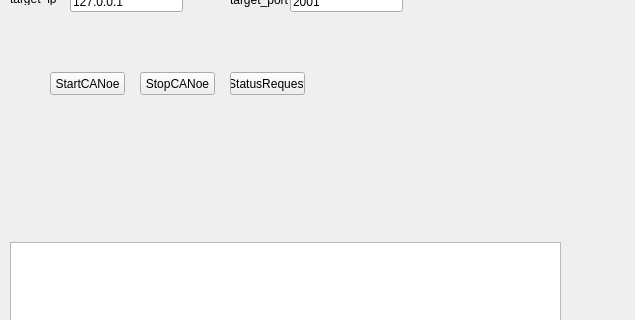
First picture: the form in VectoeFDX_UI.ui, repository YEZZESDXHN/VectorFDX, before the edit; both pictures show x 0 to 635 and y 98 to 418 of the 800 by 600 pixel window.
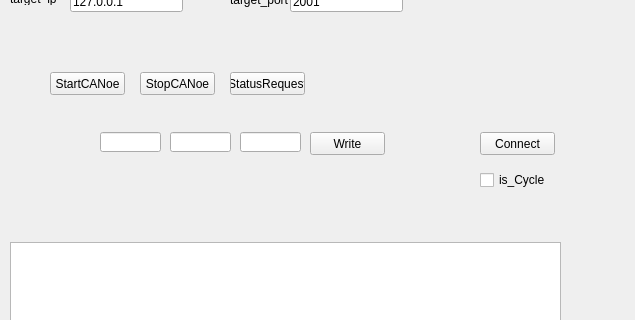
Second picture: the form after the edit.

What changed in the file:
```diff
--- a/VectoeFDX_UI.ui
+++ b/VectoeFDX_UI.ui
@@ -180,6 +180,75 @@
      <string>StatusRequest</string>
     </property>
    </widget>
+   <widget class="QPushButton" name="pushButton_connectmodbus">
+    <property name="geometry">
+     <rect>
+      <x>480</x>
+      <y>230</y>
+      <width>75</width>
+      <height>23</height>
+     </rect>
+    </property>
+    <property name="text">
+     <string>Connect</string>
+    </property>
+   </widget>
+   <widget class="QCheckBox" name="checkBox_isCycleReadModbus">
+    <property name="geometry">
+     <rect>
+      <x>480</x>
+      <y>270</y>
+      <width>68</width>
+      <height>16</height>
+     </rect>
+    </property>
+    <property name="text">
+     <string>is_Cycle</string>
+    </property>
+   </widget>
+   <widget class="QPushButton" name="pushButton_WriteRegister">
+    <property name="geometry">
+     <rect>
+      <x>310</x>
+      <y>230</y>
+      <width>75</width>
+      <height>23</height>
+     </rect>
+    </property>
+    <property name="text">
+     <string>Write</string>
+    </property>
+   </widget>
+   <widget class="QLineEdit" name="lineEdit_WriteSlave">
+    <property name="geometry">
+     <rect>
+      <x>100</x>
+      <y>230</y>
+      <width>61</width>
+      <height>20</height>
+     </rect>
+    </property>
+   </widget>
+   <widget class="QLineEdit" name="lineEdit_WriteRegisterAddress">
+    <property name="geometry">
+     <rect>
+      <x>170</x>
+      <y>230</y>
+      <width>61</width>
+      <height>20</height>
+     </rect>
+    </property>
+   </widget>
+   <widget class="QLineEdit" name="lineEdit_WriteRegisterValue">
+    <property name="geometry">
+     <rect>
+      <x>240</x>
+      <y>230</y>
+      <width>61</width>
+      <height>20</height>
+     </rect>
+    </property>
+   </widget>
   </widget>
   <widget class="QMenuBar" name="menubar">
    <property name="geometry">
```
